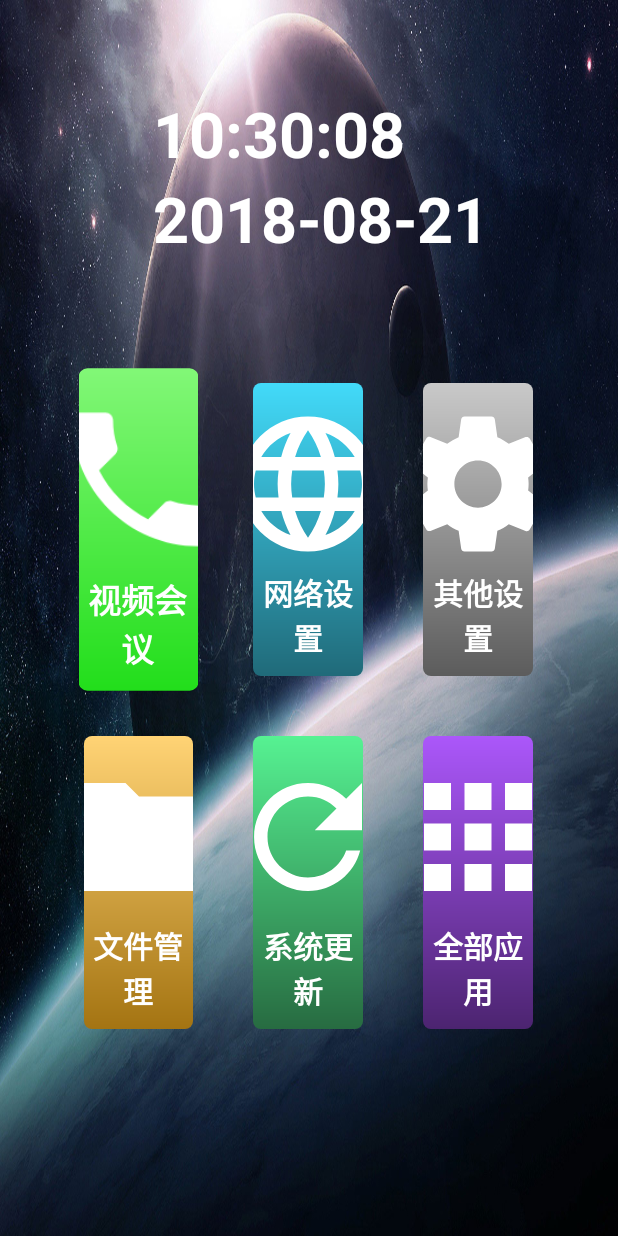
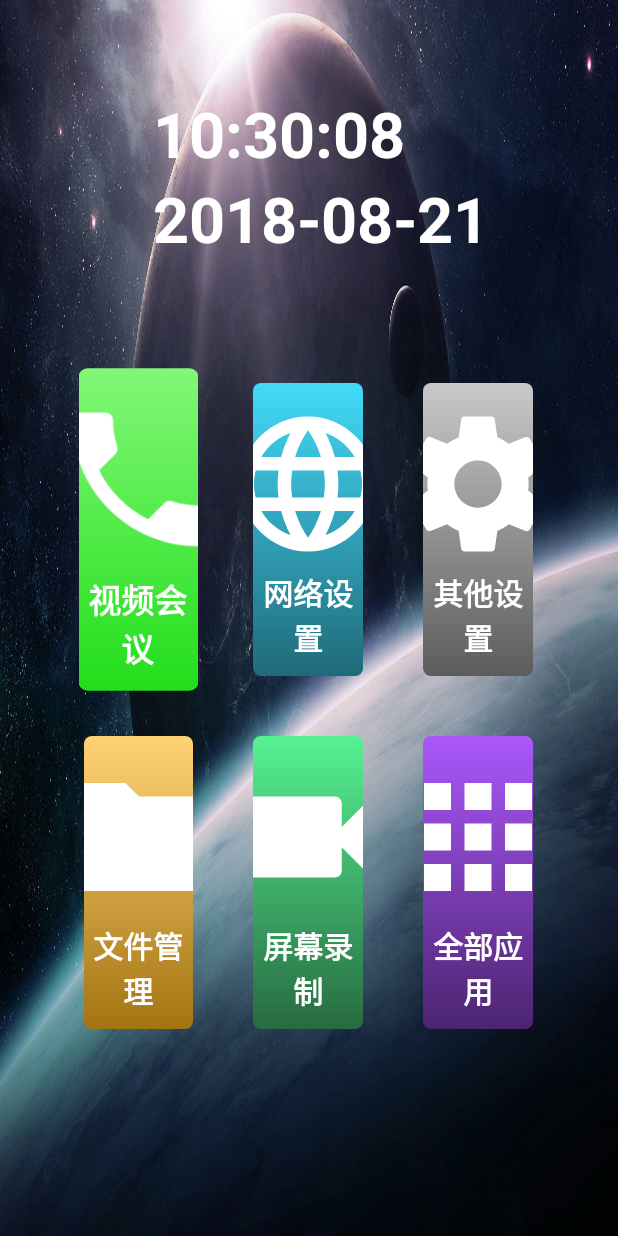
Before and after one commit to yforyoung/Launcher, an Android app: the screen it shows after launch (MainActivity), on a phone screen of 412 x 824 dp. Run offline under Robolectric (Android 15) with nearby library versions, the phone set to English and light mode, and no system bars; 2 statements that could not run were skipped.

Commit message:
加入屏幕录制功能

```diff
--- a/app/build.gradle
+++ b/app/build.gradle
@@ -4,7 +4,7 @@ android {
     compileSdkVersion 27
     defaultConfig {
         applicationId "com.example.y.launcher"
-        minSdkVersion 19
+        minSdkVersion 21
         targetSdkVersion 27
         versionCode 1
         versionName "1.0"
--- a/app/src/main/java/com/example/y/launcher/activity/MainActivity.java
+++ b/app/src/main/java/com/example/y/launcher/activity/MainActivity.java
@@ -1,41 +1,80 @@
 package com.example.y.launcher.activity;
 
-import android.Manifest;
 import android.annotation.SuppressLint;
+import android.app.AlertDialog;
 import android.content.ComponentName;
+import android.content.DialogInterface;
 import android.content.Intent;
+import android.content.ServiceConnection;
 import android.content.pm.PackageManager;
+import android.media.projection.MediaProjection;
+import android.media.projection.MediaProjectionManager;
 import android.os.Handler;
+import android.os.IBinder;
 import android.os.Message;
 import android.provider.Settings;
 import android.support.annotation.NonNull;
 import android.support.v4.app.ActivityCompat;
 import android.support.v4.content.ContextCompat;
+import android.util.DisplayMetrics;
 import android.util.Log;
 import android.view.KeyEvent;
 import android.view.View;
+import android.view.WindowManager;
 import android.widget.LinearLayout;
 import android.widget.TextView;
+import android.widget.Toast;
+
 import com.example.y.launcher.R;
 import com.example.y.launcher.base.BaseActivity;
+import com.example.y.launcher.service.RecordService;
 import com.example.y.launcher.util.AnimateUtil;
 import com.example.y.launcher.util.ToastUtil;
+
 import java.text.SimpleDateFormat;
+import java.util.ArrayList;
 import java.util.Date;
+import java.util.List;
 
 
 public class MainActivity extends BaseActivity implements View.OnFocusChangeListener, View.OnClickListener {
     private static final String TAG = "MainActivity";
-    private LinearLayout setting, apps, videoMeeting, netSysSet, refreshSys, fileManager;
+    private LinearLayout setting, apps, videoMeeting, netSysSet, refreshSys, fileManager, recordingShow;
     private TextView time, date;
-    private Handler handler=new Handler(new Handler.Callback() {
+    private String[] permissions = new String[]{
+            "android.permission.READ_EXTERNAL_STORAGE",
+            "android.permission.WRITE_EXTERNAL_STORAGE",
+            "android.permission.RECORD_AUDIO",
+            "android.permission.ACCESS_FINE_LOCATION"
+    };
+    private List<String> pList = new ArrayList<>();
+    private MediaProjectionManager manager;
+    private RecordService recordService;
+    private Handler handler = new Handler(new Handler.Callback() {
         @Override
         public boolean handleMessage(Message msg) {
             getTime();
-            handler.sendEmptyMessageDelayed(0,1000);
+            handler.sendEmptyMessageDelayed(0, 1000);
             return true;
         }
     });
+    private ServiceConnection connection = new ServiceConnection() {
+        @Override
+        public void onServiceConnected(ComponentName name, IBinder service) {
+            RecordService.RecordBinder binder = (RecordService.RecordBinder) service;
+            recordService = binder.getService();
+            WindowManager windowManager = getWindowManager();
+            DisplayMetrics metrics = new DisplayMetrics();
+            windowManager.getDefaultDisplay().getMetrics(metrics);
+            recordService.setConfig(metrics.widthPixels, metrics.heightPixels, metrics.densityDpi);
+        }
+
+        @Override
+        public void onServiceDisconnected(ComponentName name) {
+        }
+    };
+
+
     @Override
     public void initView() {
         setContentView(R.layout.activity_main);
@@ -47,6 +86,7 @@ public class MainActivity extends BaseActivity implements View.OnFocusChangeList
         fileManager = findViewById(R.id.file_manager);
         time = findViewById(R.id.time);
         date = findViewById(R.id.date);
+        recordingShow = findViewById(R.id.recording_show);
     }
 
     @Override
@@ -82,41 +122,32 @@ public class MainActivity extends BaseActivity implements View.OnFocusChangeList
 
     @Override
     public void initData() {
-        request();
+        //request();
+        requestPermission();
         handler.sendEmptyMessage(0);
+        Intent intent5 = new Intent(this, RecordService.class);
+        bindService(intent5, connection, BIND_AUTO_CREATE);
     }
-
-
-    private void getTime() {
-        Date d = new Date();
-        @SuppressLint("SimpleDateFormat") SimpleDateFormat sdfTime = new SimpleDateFormat("HH:mm:ss");
-        @SuppressLint("SimpleDateFormat") SimpleDateFormat sdfDate = new SimpleDateFormat("yyyy-MM-dd");
-        time.setText(sdfTime.format(d));
-        date.setText(sdfDate.format(d));
-    }
-
 
     @Override
     public void onRequestPermissionsResult(int requestCode, @NonNull String[] permissions, @NonNull int[] grantResults) {
         if (requestCode == 1) {
-            if (grantResults[0] == PackageManager.PERMISSION_GRANTED)
-                ToastUtil.showToast("权限开启");
-            else
-                ToastUtil.showToast("拒绝权限将无法正常使用");
+            for (int i = 0; i < grantResults.length; i++) {
+                if (grantResults[i] != PackageManager.PERMISSION_GRANTED) {
+                    boolean showRequestPermission = ActivityCompat.shouldShowRequestPermissionRationale(this, permissions[i]);
+                    if (showRequestPermission) {
+                        Toast.makeText(this, "您拒绝了权限!", Toast.LENGTH_SHORT).show();
+                    }
+                }
+            }
         }
-    }
-
-    private void request() {
-        if (ContextCompat.checkSelfPermission(this, Manifest.permission.ACCESS_FINE_LOCATION) != PackageManager.PERMISSION_GRANTED) { //表示未授权时
-            //进行授权
-            ActivityCompat.requestPermissions(this, new String[]{Manifest.permission.ACCESS_FINE_LOCATION}, 1);
-        }
+        super.onRequestPermissionsResult(requestCode, permissions, grantResults);
     }
 
     @Override
     public boolean onKeyDown(int keyCode, KeyEvent event) {
-        Log.i(TAG, "onKeyDown: "+keyCode);
-        if (keyCode==4) {
+        Log.i(TAG, "onKeyDown: " + keyCode);
+        if (keyCode == 4) {
             videoMeeting.requestFocus();
             return true;
         }
@@ -132,7 +163,7 @@ public class MainActivity extends BaseActivity implements View.OnFocusChangeList
     public void onClick(View v) {
         switch (v.getId()) {
             case R.id.setting:
-                Intent intent = new Intent(this,SettingActivity.class);
+                Intent intent = new Intent(this, SettingActivity.class);
                 startActivity(intent);
                 break;
             case R.id.apps:
@@ -149,7 +180,32 @@ public class MainActivity extends BaseActivity implements View.OnFocusChangeList
                 startActivity(new Intent(Settings.ACTION_WIFI_SETTINGS));
                 break;
             case R.id.refresh_sys:
-                ToastUtil.showToast("系统更新");
+                // ToastUtil.showToast("系统更新");
+                if (recordService.isRunning()) {
+                    new AlertDialog.Builder(this)
+                            .setTitle("提示")
+                            .setMessage("是否停止录屏？")
+                            .setPositiveButton("停止录屏", new DialogInterface.OnClickListener() {
+                                @Override
+                                public void onClick(DialogInterface dialog, int which) {
+                                    stopRecord();
+                                }
+                            })
+                            .setNegativeButton("取消", null)
+                            .create().show();
+                } else {
+                    new AlertDialog.Builder(this)
+                            .setTitle("提示")
+                            .setMessage("是否开始录屏？")
+                            .setPositiveButton("确定", new DialogInterface.OnClickListener() {
+                                @Override
+                                public void onClick(DialogInterface dialog, int which) {
+                                    startRecord();
+                                }
+                            })
+                            .setNegativeButton("取消", null)
+                            .create().show();
+                }
                 //startActivity(new Intent(Settings.ACTION_WIRELESS_SETTINGS));
                 break;
             case R.id.file_manager:
@@ -162,8 +218,56 @@ public class MainActivity extends BaseActivity implements View.OnFocusChangeList
         }
     }
 
+    private void stopRecord() {
+        // recordingShow.setVisibility(View.GONE);
+        recordService.stopRecord();
+        ToastUtil.showToast("已保存："+recordService.getSaveDirectory());
+        unbindService(connection);
+    }
+
+    private void startRecord() {
+        manager = (MediaProjectionManager) getSystemService(MEDIA_PROJECTION_SERVICE);
+        assert manager != null;
+        Intent recordIntent = manager.createScreenCaptureIntent();
+        startActivityForResult(recordIntent, 1);
+    }
+
+    @Override
+    protected void onActivityResult(int requestCode, int resultCode, Intent data) {
+        if (requestCode == 1 && resultCode == RESULT_OK) {
+            assert manager != null;
+            MediaProjection projection = manager.getMediaProjection(resultCode, data);
+            recordService.setProjection(projection);
+            recordService.startRecord();
+            ToastUtil.showToast("屏幕录制中");
+            //recordingShow.setVisibility(View.VISIBLE); 改成通知栏
+        }
+    }
+
+
     @Override
     protected void onDestroy() {
         super.onDestroy();
     }
+
+    public void requestPermission() {         //请求权限
+        pList.clear();
+        for (String permission : permissions) {
+            if (ContextCompat.checkSelfPermission(this, permission) != PackageManager.PERMISSION_GRANTED) {
+                pList.add(permission);
+            }
+        }
+        if (!pList.isEmpty()) {
+            String[] permissions = pList.toArray(new String[pList.size()]);//将List转为数组
+            ActivityCompat.requestPermissions(this, permissions, 1);
+        }
+    }
+
+    private void getTime() {
+        Date d = new Date();
+        @SuppressLint("SimpleDateFormat") SimpleDateFormat sdfTime = new SimpleDateFormat("HH:mm:ss");
+        @SuppressLint("SimpleDateFormat") SimpleDateFormat sdfDate = new SimpleDateFormat("yyyy-MM-dd");
+        time.setText(sdfTime.format(d));
+        date.setText(sdfDate.format(d));
+    }
 }
--- /dev/null
+++ b/app/src/main/res/drawable/ic_videocam.xml
@@ -0,0 +1,5 @@
+<vector android:height="24dp" android:tint="#FFFFFF"
+    android:viewportHeight="24.0" android:viewportWidth="24.0"
+    android:width="24dp" xmlns:android="http://schemas.android.com/apk/res/android">
+    <path android:fillColor="#FF000000" android:pathData="M17,10.5V7c0,-0.55 -0.45,-1 -1,-1H4c-0.55,0 -1,0.45 -1,1v10c0,0.55 0.45,1 1,1h12c0.55,0 1,-0.45 1,-1v-3.5l4,4v-11l-4,4z"/>
+</vector>
--- /dev/null
+++ b/app/src/main/res/drawable/recording.xml
@@ -0,0 +1,8 @@
+<?xml version="1.0" encoding="utf-8"?>
+<shape xmlns:android="http://schemas.android.com/apk/res/android"
+    android:shape="oval">
+    <solid android:color="#f00" />
+    <size
+        android:width="30dp"
+        android:height="30dp" />
+</shape>
--- a/app/src/main/res/layout/activity_main.xml
+++ b/app/src/main/res/layout/activity_main.xml
@@ -13,6 +13,30 @@
         android:layout_weight="2"
         android:gravity="center_vertical"
         >
+        <LinearLayout
+            android:id="@+id/recording_show"
+            android:layout_alignParentEnd="true"
+            android:layout_margin="50dp"
+            android:orientation="horizontal"
+            android:visibility="gone"
+            android:layout_width="wrap_content"
+            android:layout_height="wrap_content">
+            <ImageView
+                android:background="@drawable/recording"
+                android:layout_width="wrap_content"
+                android:layout_gravity="center_vertical"
+                android:layout_height="wrap_content" />
+            <TextView
+                android:textColor="#F00"
+                android:textSize="24sp"
+                android:layout_marginStart="10dp"
+                android:text="录制中"
+                android:textStyle="bold"
+                android:layout_gravity="center_vertical"
+                android:layout_width="wrap_content"
+                android:layout_height="wrap_content" />
+        </LinearLayout>
+
 
         <TextView
             android:id="@+id/time"
@@ -190,14 +214,14 @@
                 android:layout_width="108dp"
                 android:layout_height="108dp"
                 android:layout_margin="3dp"
-                android:src="@drawable/ic_refresh"
+                android:src="@drawable/ic_videocam"
                 android:focusable="true" />
 
             <TextView
                 android:layout_width="match_parent"
                 android:layout_height="wrap_content"
                 android:gravity="center"
-                android:text="系统更新"
+                android:text="屏幕录制"
                 android:textColor="#fff"
                 android:textSize="20sp"
                 android:textStyle="bold" />
```
Also changed, not shown: app/src/main/AndroidManifest.xml (+11 -1 lines), app/src/main/java/com/example/y/launcher/service/RecordService.java (added, +132 -0 lines).
